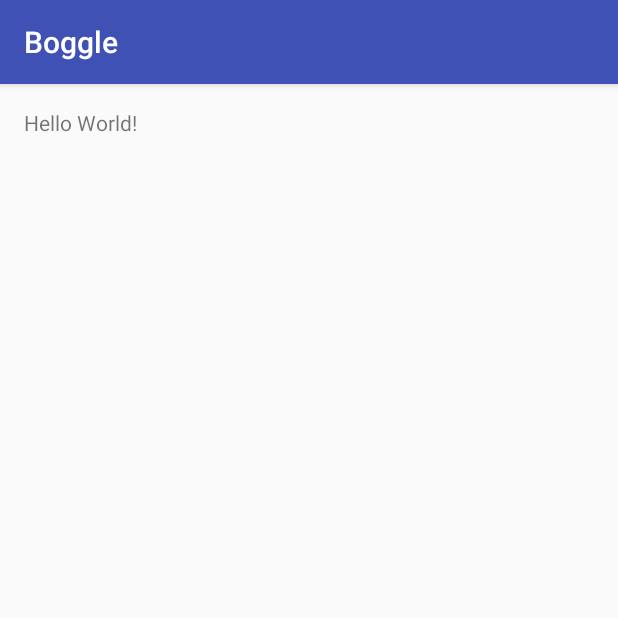
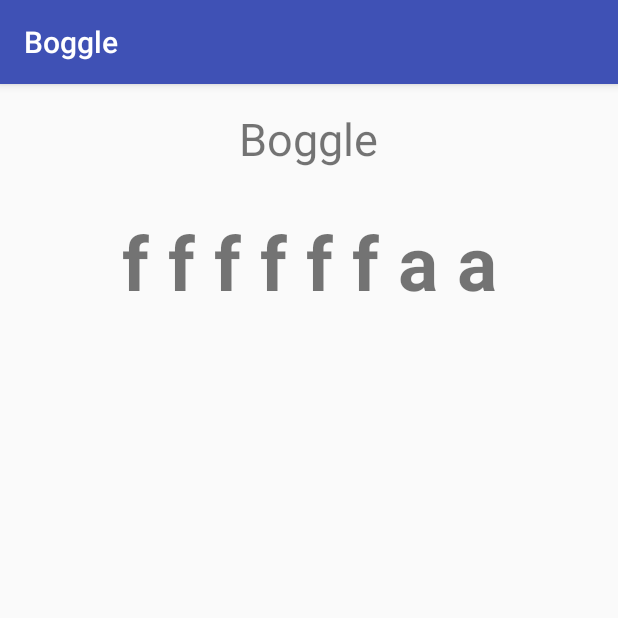
Before and after one commit to 10igeorge/android-bogglesolitaire, an Android app: the screen it shows after launch (MainActivity), on a phone screen of 412 x 824 dp, the top half of it. Run offline under Robolectric (Android 15) with nearby library versions, the phone set to English and light mode, and no system bars.

Commit message:
replace array syntax to display characters on page

```diff
--- a/app/src/main/java/com/example/guest/boggle/MainActivity.java
+++ b/app/src/main/java/com/example/guest/boggle/MainActivity.java
@@ -1,14 +1,17 @@
 package com.example.guest.boggle;
 
+import android.content.Intent;
 import android.support.v7.app.AppCompatActivity;
 import android.os.Bundle;
 import android.util.Log;
+import android.widget.TextView;
 
 import java.lang.reflect.Array;
 import java.util.ArrayList;
 import java.util.Random;
 
 public class MainActivity extends AppCompatActivity {
+    private TextView mGeneratedCharArray;
     public static final String TAG = MainActivity.class.getSimpleName();
     private String[] vowels = new String[] {"a", "a", "a", "e", "e", "e", "i", "i", "i", "o", "o", "o", "u", "u","u",};
     private String[] consonants = new String[] {"b", "b", "c", "d", "d", "f", "f", "g", "g", "h", "h", "j", "k", "l", "l", "m", "m", "p", "p", "qu", "r", "r", "s", "s", "t", "t", "v", "w", "x", "y", "z"};
@@ -28,5 +31,8 @@ public class MainActivity extends AppCompatActivity {
             int rando = new Random().nextInt(vowels.length);
             generatedChar.add(vowels[rando]);
         }
+
+        mGeneratedCharArray = (TextView) findViewById(R.id.generatedCharArray);
+        mGeneratedCharArray.setText(generatedChar.toString().replaceAll("\\[*,*]*", ""));
     }
 }
--- a/app/src/main/res/layout/activity_main.xml
+++ b/app/src/main/res/layout/activity_main.xml
@@ -12,5 +12,22 @@
     <TextView
         android:layout_width="wrap_content"
         android:layout_height="wrap_content"
-        android:text="Hello World!" />
+        android:text="Boggle"
+        android:layout_alignParentTop="true"
+        android:layout_centerHorizontal="true"
+        android:id="@+id/textView"
+        android:textSize="30sp" />
+
+    <TextView
+        android:layout_width="match_parent"
+        android:layout_height="wrap_content"
+        android:id="@+id/generatedCharArray"
+        android:layout_marginTop="28dp"
+        android:textSize="50sp"
+        android:layout_below="@+id/textView"
+        android:layout_centerHorizontal="true"
+        android:textAlignment="center"
+        android:textStyle="bold"
+        android:linksClickable="false" />
+
 </RelativeLayout>
```
